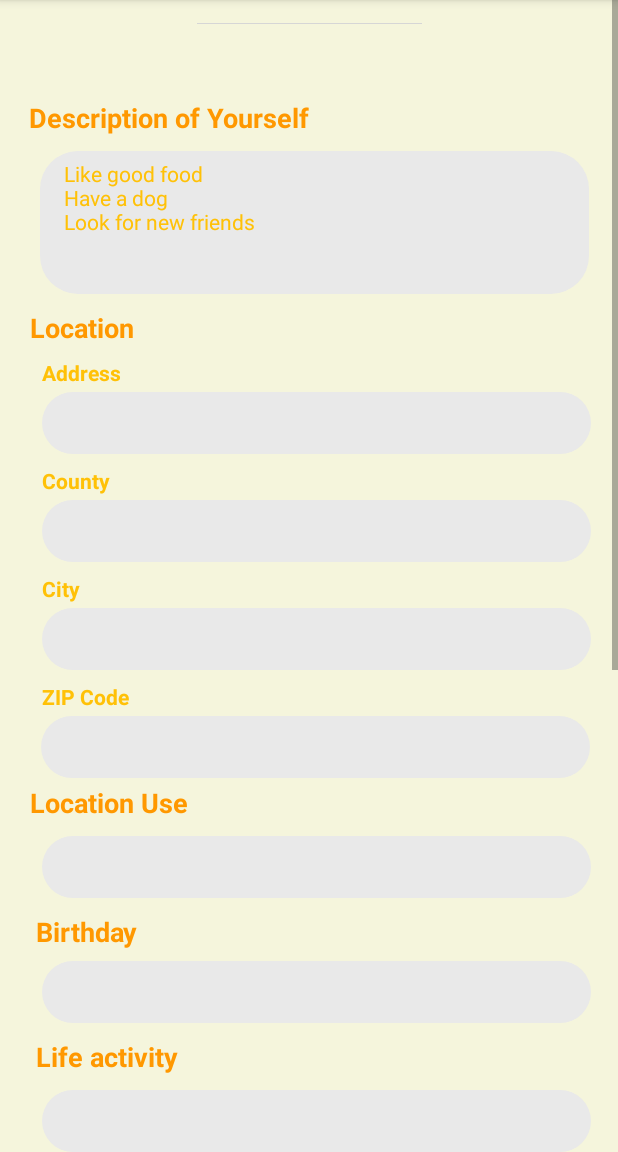
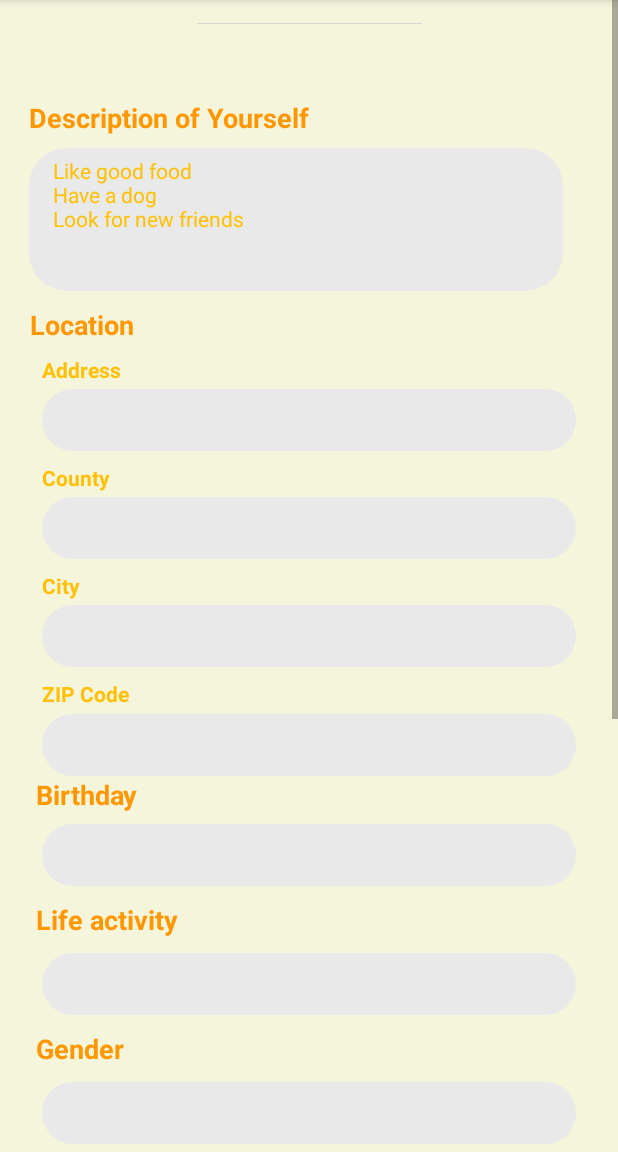
Before and after one commit to Cousinso/FoodiesApp, an Android app: the UserProfileActivity screen opened directly, with no data from a screen before it, on a phone screen of 412 x 824 dp, the part 84-1236 px from its top. Run offline under Robolectric (Android 15) with nearby library versions, the phone set to English and light mode, and no system bars; our stand-ins replace Firebase (no records; nobody signed in at launch, a user with empty details on screens opened directly), Picasso; pictures from the network do not load.

Commit message:
Update activity_profile_self.xml
Fan

```diff
--- a/app/src/main/res/layout/activity_profile_self.xml
+++ b/app/src/main/res/layout/activity_profile_self.xml
@@ -14,16 +14,13 @@
             android:id="@+id/textView_topic_MeatPreferences"
             android:layout_width="wrap_content"
             android:layout_height="wrap_content"
-            android:layout_marginStart="8dp"
-            android:layout_marginLeft="8dp"
-            android:layout_marginTop="92dp"
+            android:layout_marginTop="10dp"
             android:text="Meat Preferences"
             android:textAppearance="@style/TextAppearance.AppCompat.Medium"
             android:textColor="#FF9800"
             android:textStyle="bold"
-            app:layout_constraintEnd_toEndOf="@+id/textView_topic_MealPreferences"
             app:layout_constraintStart_toStartOf="@+id/textView_topic_MealPreferences"
-            app:layout_constraintTop_toBottomOf="@+id/textView_Allergies" />
+            app:layout_constraintTop_toBottomOf="@+id/textview_MealPreferences" />
 
         <TextView
             android:id="@+id/textView5"
@@ -40,7 +37,7 @@
 
         <TextView
             android:id="@+id/textView_LifeActivity2"
-            android:layout_width="366dp"
+            android:layout_width="356dp"
             android:layout_height="41dp"
             android:layout_marginStart="8dp"
             android:layout_marginLeft="8dp"
@@ -60,11 +57,11 @@
 
         <TextView
             android:id="@+id/textView_LifeActivity3"
-            android:layout_width="366dp"
+            android:layout_width="356dp"
             android:layout_height="41dp"
             android:layout_marginStart="8dp"
             android:layout_marginLeft="8dp"
-            android:layout_marginTop="18dp"
+            android:layout_marginTop="10dp"
             android:layout_marginEnd="20dp"
             android:layout_marginRight="20dp"
             android:background="@drawable/rounded_profiletextview"
@@ -80,7 +77,7 @@
 
         <TextView
             android:id="@+id/textView_Allergies"
-            android:layout_width="366dp"
+            android:layout_width="356dp"
             android:layout_height="41dp"
             android:layout_marginStart="8dp"
             android:layout_marginLeft="8dp"
@@ -100,7 +97,7 @@
 
         <TextView
             android:id="@+id/textview_MealPreferences"
-            android:layout_width="366dp"
+            android:layout_width="356dp"
             android:layout_height="41dp"
             android:layout_marginStart="8dp"
             android:layout_marginLeft="8dp"
@@ -120,7 +117,7 @@
 
         <TextView
             android:id="@+id/textview_MealPreferences2"
-            android:layout_width="366dp"
+            android:layout_width="356dp"
             android:layout_height="41dp"
             android:layout_marginStart="8dp"
             android:layout_marginLeft="8dp"
@@ -134,7 +131,7 @@
             android:paddingBottom="5dp"
             android:textColorHint="#5B000000"
             app:layout_constraintEnd_toEndOf="parent"
-            app:layout_constraintHorizontal_bias="1.0"
+            app:layout_constraintHorizontal_bias="0.0"
             app:layout_constraintStart_toStartOf="@+id/textView_Topic_Location"
             app:layout_constraintTop_toBottomOf="@+id/textView_topic_MeatPreferences" />
 
@@ -152,31 +149,17 @@
             app:layout_constraintStart_toStartOf="parent"
             app:layout_constraintTop_toBottomOf="@+id/selfTextBio" />
 
-        <TextView
-            android:id="@+id/textView_Topic_LocationUse"
-            android:layout_width="wrap_content"
-            android:layout_height="wrap_content"
-            android:layout_marginTop="220dp"
-            android:text="Location Use"
-            android:textAppearance="@style/TextAppearance.AppCompat.Medium"
-            android:textColor="#FF9800"
-            android:textStyle="bold"
-            app:layout_constraintStart_toStartOf="@+id/textView_Topic_Location"
-            app:layout_constraintTop_toBottomOf="@+id/textView_Location" />
-
 
         <TextView
             android:id="@+id/textView9"
             android:layout_width="wrap_content"
             android:layout_height="wrap_content"
-            android:layout_marginStart="19dp"
-            android:layout_marginLeft="19dp"
             android:layout_marginTop="10dp"
             android:text="Gender"
             android:textAppearance="@style/TextAppearance.AppCompat.Medium"
             android:textColor="#FF9800"
             android:textStyle="bold"
-            app:layout_constraintStart_toStartOf="parent"
+            app:layout_constraintStart_toStartOf="@+id/textView_Topic_LifeActivity"
             app:layout_constraintTop_toBottomOf="@+id/textView_LifeActivity" />
 
         <ImageView
@@ -205,11 +188,9 @@
 
         <TextView
             android:id="@+id/selfTextBio"
-            android:layout_width="366dp"
+            android:layout_width="356dp"
             android:layout_height="95dp"
-            android:layout_marginStart="8dp"
-            android:layout_marginLeft="8dp"
-            android:layout_marginTop="10dp"
+            android:layout_marginTop="8dp"
             android:layout_marginEnd="20dp"
             android:layout_marginRight="20dp"
             android:background="@drawable/rounded_profiletextview"
@@ -220,12 +201,13 @@
             android:paddingBottom="5dp"
             android:textColorHint="#FFC107"
             app:layout_constraintEnd_toEndOf="parent"
+            app:layout_constraintHorizontal_bias="0.0"
             app:layout_constraintStart_toStartOf="@+id/Textview_Topic_Bio"
             app:layout_constraintTop_toBottomOf="@+id/Textview_Topic_Bio" />
 
         <TextView
             android:id="@+id/textView_Location"
-            android:layout_width="366dp"
+            android:layout_width="356dp"
             android:layout_height="41dp"
             android:layout_marginStart="8dp"
             android:layout_marginLeft="8dp"
@@ -245,7 +227,7 @@
 
         <TextView
             android:id="@+id/textView_Location2"
-            android:layout_width="366dp"
+            android:layout_width="356dp"
             android:layout_height="41dp"
             android:layout_marginStart="8dp"
             android:layout_marginLeft="8dp"
@@ -265,7 +247,7 @@
 
         <TextView
             android:id="@+id/textView_Location3"
-            android:layout_width="366dp"
+            android:layout_width="356dp"
             android:layout_height="41dp"
             android:layout_marginStart="8dp"
             android:layout_marginLeft="8dp"
@@ -285,31 +267,9 @@
 
         <TextView
             android:id="@+id/textView_Location4"
-            android:layout_width="366dp"
+            android:layout_width="356dp"
             android:layout_height="41dp"
-            android:layout_marginStart="8dp"
-            android:layout_marginLeft="8dp"
-            android:layout_marginTop="3dp"
-            android:layout_marginEnd="20dp"
-            android:layout_marginRight="20dp"
-            android:background="@drawable/rounded_profiletextview"
-            android:inputType="textMultiLine"
-            android:paddingLeft="16dp"
-            android:paddingTop="5dp"
-            android:paddingBottom="5dp"
-            android:textColorHint="#5B000000"
-            app:layout_constraintEnd_toEndOf="parent"
-            app:layout_constraintHorizontal_bias="0.666"
-            app:layout_constraintStart_toStartOf="@+id/textView_Topic_Location"
-            app:layout_constraintTop_toBottomOf="@+id/textView7" />
-
-        <TextView
-            android:id="@+id/textView_LocationUse"
-            android:layout_width="366dp"
-            android:layout_height="41dp"
-            android:layout_marginStart="8dp"
-            android:layout_marginLeft="8dp"
-            android:layout_marginTop="10dp"
+            android:layout_marginTop="4dp"
             android:layout_marginEnd="20dp"
             android:layout_marginRight="20dp"
             android:background="@drawable/rounded_profiletextview"
@@ -320,12 +280,12 @@
             android:textColorHint="#5B000000"
             app:layout_constraintEnd_toEndOf="parent"
             app:layout_constraintHorizontal_bias="0.0"
-            app:layout_constraintStart_toStartOf="@+id/textView_Topic_Location"
-            app:layout_constraintTop_toBottomOf="@+id/textView_Topic_LocationUse" />
+            app:layout_constraintStart_toStartOf="@+id/textView7"
+            app:layout_constraintTop_toBottomOf="@+id/textView7" />
 
         <TextView
             android:id="@+id/selfBirthday"
-            android:layout_width="366dp"
+            android:layout_width="356dp"
             android:layout_height="41dp"
             android:layout_marginStart="8dp"
             android:layout_marginLeft="8dp"
@@ -345,7 +305,7 @@
 
         <TextView
             android:id="@+id/textView_LifeActivity"
-            android:layout_width="366dp"
+            android:layout_width="356dp"
             android:layout_height="41dp"
             android:layout_marginStart="8dp"
             android:layout_marginLeft="8dp"
@@ -367,40 +327,35 @@
             android:id="@+id/textView11"
             android:layout_width="wrap_content"
             android:layout_height="wrap_content"
-            android:layout_marginStart="19dp"
-            android:layout_marginLeft="19dp"
+            android:layout_marginTop="8dp"
             android:text="Food Preference"
             android:textAppearance="@style/TextAppearance.AppCompat.Medium"
             android:textColor="#FF9800"
             android:textStyle="bold"
-            app:layout_constraintStart_toStartOf="parent"
+            app:layout_constraintStart_toStartOf="@+id/textView9"
             app:layout_constraintTop_toBottomOf="@+id/textView_LifeActivity2" />
 
         <TextView
             android:id="@+id/textView18"
             android:layout_width="wrap_content"
             android:layout_height="wrap_content"
-            android:layout_marginStart="16dp"
-            android:layout_marginLeft="16dp"
             android:text="Allergies/Intollerances"
             android:textAppearance="@style/TextAppearance.AppCompat.Medium"
             android:textColor="#FF9800"
             android:textStyle="bold"
-            app:layout_constraintStart_toStartOf="parent"
+            app:layout_constraintStart_toStartOf="@+id/textView11"
             app:layout_constraintTop_toBottomOf="@+id/textView_LifeActivity3" />
 
         <TextView
             android:id="@+id/textView_topic_MealPreferences"
             android:layout_width="wrap_content"
             android:layout_height="wrap_content"
-            android:layout_marginStart="12dp"
-            android:layout_marginLeft="12dp"
             android:layout_marginTop="10dp"
             android:text="Meal Preferences"
             android:textAppearance="@style/TextAppearance.AppCompat.Medium"
             android:textColor="#FF9800"
             android:textStyle="bold"
-            app:layout_constraintStart_toStartOf="parent"
+            app:layout_constraintStart_toStartOf="@+id/textView18"
             app:layout_constraintTop_toBottomOf="@+id/textView_Allergies" />
 
         <Button
@@ -440,13 +395,12 @@
             android:layout_height="wrap_content"
             android:layout_marginStart="4dp"
             android:layout_marginLeft="4dp"
-            android:layout_marginTop="10dp"
             android:text="@string/birthday"
             android:textColor="#FF9800"
             android:textSize="18sp"
             android:textStyle="bold"
             app:layout_constraintStart_toStartOf="@+id/textView_Topic_Location"
-            app:layout_constraintTop_toBottomOf="@+id/textView_LocationUse" />
+            app:layout_constraintTop_toBottomOf="@+id/textView_Location4" />
 
         <TextView
             android:id="@+id/textView_Topic_LifeActivity"
```
